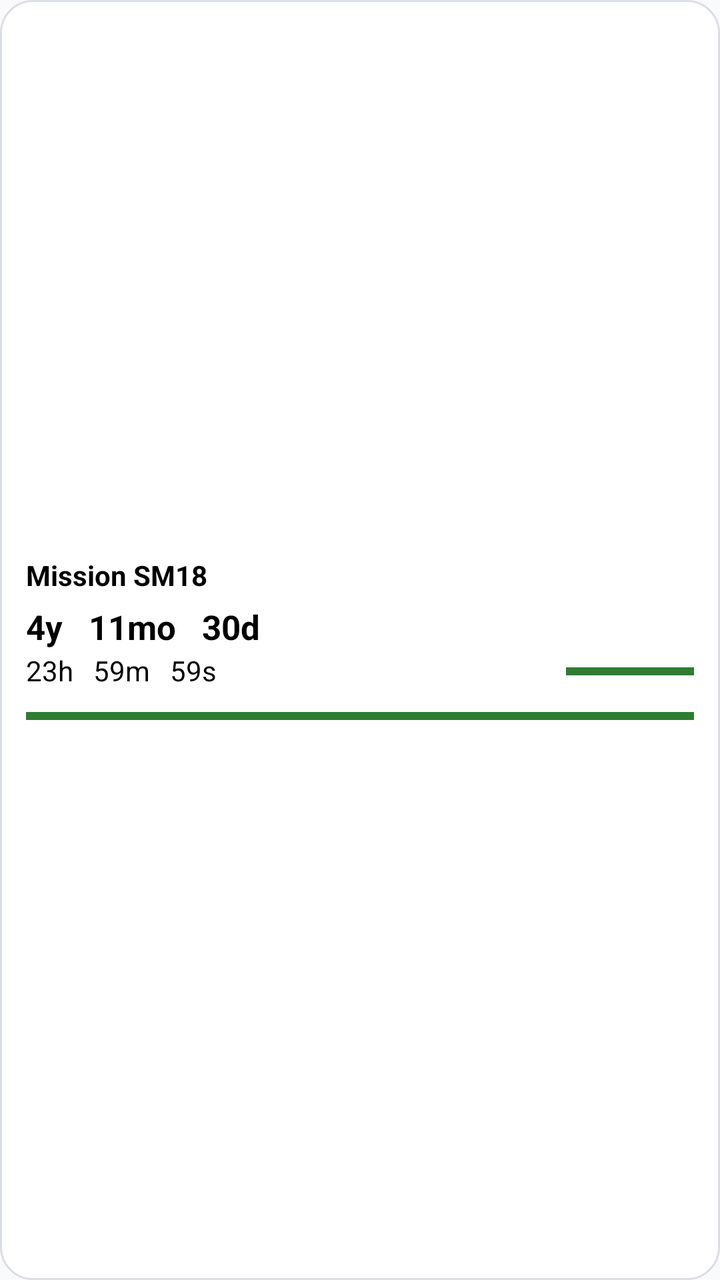
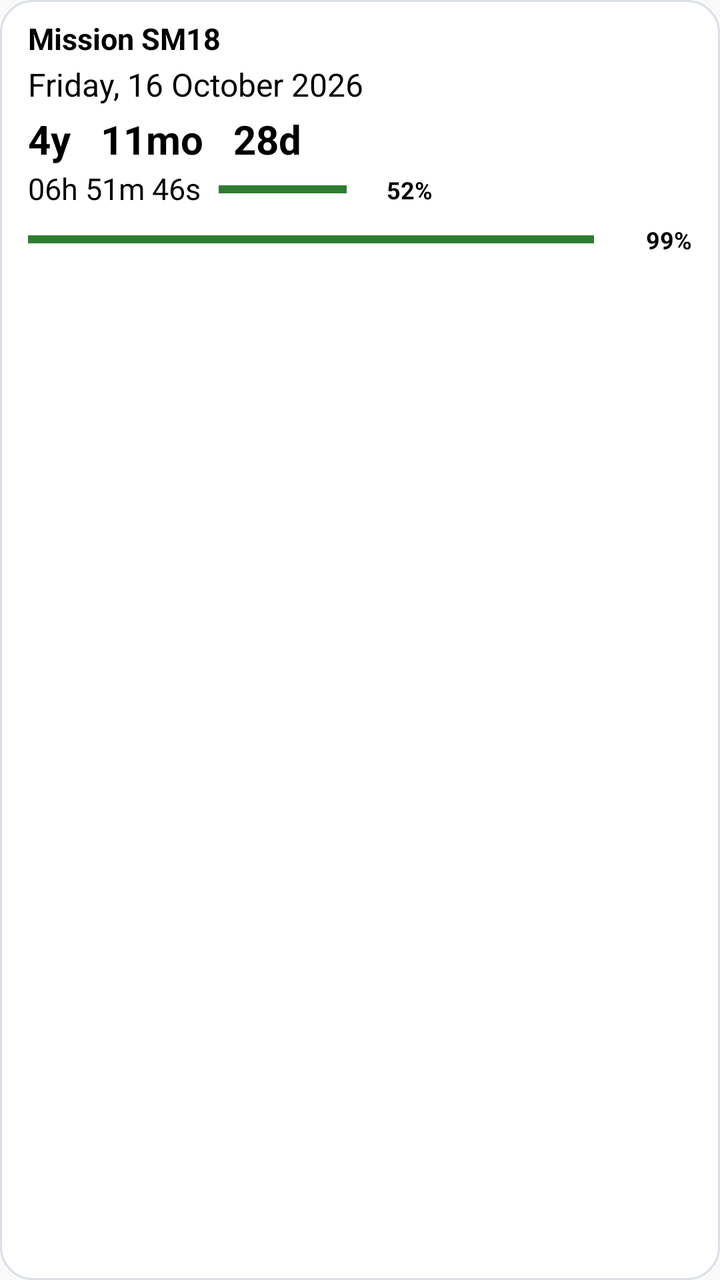

Compare the two renders of this Android layout. The source of the first and the diff that turns it into the second are given below.
<!-- AndroidManifest.xml: application theme android:Theme.Material.Light.NoActionBar -->
<!-- res/layout/countdown_widget.xml -->
<?xml version="1.0" encoding="utf-8"?>
<LinearLayout xmlns:android="http://schemas.android.com/apk/res/android"
    android:id="@+id/widget_root"
    android:layout_width="match_parent"
    android:layout_height="match_parent"
    android:orientation="vertical"
    android:gravity="center_vertical"
    android:padding="13dp"
    android:background="@drawable/widget_background">

    <TextView
        android:id="@+id/widget_title"
        android:layout_width="match_parent"
        android:layout_height="wrap_content"
        android:text="Mission SM18"
        android:textColor="#000000"
        android:textSize="14sp"
        android:textStyle="bold"
        android:maxLines="1" />

    <TextView
        android:id="@+id/widget_date"
        android:layout_width="match_parent"
        android:layout_height="wrap_content"
        android:layout_marginTop="5dp"
        android:text="4y   11mo   30d"
        android:textColor="#000000"
        android:textSize="17sp"
        android:textStyle="bold"
        android:maxLines="1"
        android:ellipsize="end" />

    
    <LinearLayout
        android:id="@+id/widget_time_row"
        android:layout_width="match_parent"
        android:layout_height="wrap_content"
        android:layout_marginTop="3dp"
        android:gravity="center_vertical"
        android:orientation="horizontal">

        <TextView
            android:id="@+id/widget_time"
            android:layout_width="0dp"
            android:layout_height="wrap_content"
            android:layout_weight="1"
            android:text="23h   59m   59s"
            android:textColor="#000000"
            android:textSize="14sp"
            android:maxLines="1"
            android:includeFontPadding="false" />

        <FrameLayout
            android:layout_width="64dp"
            android:layout_height="6dp"
            android:layout_marginStart="8dp"
            android:contentDescription="Time remaining in today">
            <ProgressBar
                android:id="@+id/widget_day_progress_track"
                style="?android:attr/progressBarStyleHorizontal"
                android:layout_width="match_parent"
                android:layout_height="6dp"
                android:max="1000"
                android:progress="1000"
                android:progressTint="#559E9E9E"
                android:progressBackgroundTint="#559E9E9E" />
            <ProgressBar
                android:id="@+id/widget_day_progress"
                style="?android:attr/progressBarStyleHorizontal"
                android:layout_width="match_parent"
                android:layout_height="6dp"
                android:max="1000"
                android:progress="1000"
                android:progressTint="#2E7D32"
                android:progressBackgroundTint="#559E9E9E" />
        </FrameLayout>
    </LinearLayout>

    <FrameLayout
        android:layout_width="match_parent"
        android:layout_height="8dp"
        android:layout_marginTop="10dp">
        <ProgressBar android:id="@+id/widget_progress_green" style="?android:attr/progressBarStyleHorizontal" android:layout_width="match_parent" android:layout_height="8dp" android:max="1000" android:progress="1000" android:progressTint="#2E7D32" android:progressBackgroundTint="#559E9E9E" />
        <ProgressBar android:id="@+id/widget_progress_orange" style="?android:attr/progressBarStyleHorizontal" android:layout_width="match_parent" android:layout_height="8dp" android:max="1000" android:progress="1000" android:progressTint="#EF6C00" android:progressBackgroundTint="#559E9E9E" android:visibility="gone" />
        <ProgressBar android:id="@+id/widget_progress_yellow" style="?android:attr/progressBarStyleHorizontal" android:layout_width="match_parent" android:layout_height="8dp" android:max="1000" android:progress="1000" android:progressTint="#F9A825" android:progressBackgroundTint="#559E9E9E" android:visibility="gone" />
        <ProgressBar android:id="@+id/widget_progress_red" style="?android:attr/progressBarStyleHorizontal" android:layout_width="match_parent" android:layout_height="8dp" android:max="1000" android:progress="1000" android:progressTint="#C62828" android:progressBackgroundTint="#559E9E9E" android:visibility="gone" />
    </FrameLayout>
</LinearLayout>
<!-- resources referenced by this layout -->
<resources>
  <!-- drawable widget_background (drawable) -->
  <?xml version="1.0" encoding="utf-8"?>
  <shape xmlns:android="http://schemas.android.com/apk/res/android">
      <solid android:color="#FFFFFF" />
      <corners android:radius="16dp" />
      <stroke android:width="1dp" android:color="#D9DEE7" />
  </shape>
</resources>

<!-- the commit's change to res/layout/countdown_widget.xml (unified diff, before → after) -->
@@ -4,8 +4,11 @@
     android:layout_width="match_parent"
     android:layout_height="match_parent"
     android:orientation="vertical"
-    android:gravity="center_vertical"
-    android:padding="13dp"
+    android:gravity="top"
+    android:paddingStart="14dp"
+    android:paddingEnd="14dp"
+    android:paddingTop="9dp"
+    android:paddingBottom="10dp"
     android:background="@drawable/widget_background">
 
     <TextView
@@ -14,23 +17,34 @@
         android:layout_height="wrap_content"
         android:text="Mission SM18"
         android:textColor="#000000"
-        android:textSize="14sp"
+        android:textSize="15sp"
         android:textStyle="bold"
         android:maxLines="1" />
+
+    <TextView
+        android:id="@+id/widget_today"
+        android:layout_width="match_parent"
+        android:layout_height="wrap_content"
+        android:layout_marginTop="2dp"
+        android:text="Friday, 16 October 2026"
+        android:textColor="#000000"
+        android:textSize="16sp"
+        android:textStyle="medium"
+        android:maxLines="1"
+        android:ellipsize="end" />
 
     <TextView
         android:id="@+id/widget_date"
         android:layout_width="match_parent"
         android:layout_height="wrap_content"
-        android:layout_marginTop="5dp"
-        android:text="4y   11mo   30d"
+        android:layout_marginTop="3dp"
+        android:text="4y   11mo   28d"
         android:textColor="#000000"
-        android:textSize="17sp"
+        android:textSize="20sp"
         android:textStyle="bold"
         android:maxLines="1"
         android:ellipsize="end" />
 
-    
     <LinearLayout
         android:id="@+id/widget_time_row"
         android:layout_width="match_parent"
@@ -41,48 +55,64 @@
 
         <TextView
             android:id="@+id/widget_time"
-            android:layout_width="0dp"
+            android:layout_width="wrap_content"
             android:layout_height="wrap_content"
-            android:layout_weight="1"
-            android:text="23h   59m   59s"
+            android:text="06h 51m 46s"
             android:textColor="#000000"
-            android:textSize="14sp"
+            android:textSize="15sp"
             android:maxLines="1"
             android:includeFontPadding="false" />
 
         <FrameLayout
             android:layout_width="64dp"
             android:layout_height="6dp"
-            android:layout_marginStart="8dp"
-            android:contentDescription="Time remaining in today">
-            <ProgressBar
-                android:id="@+id/widget_day_progress_track"
-                style="?android:attr/progressBarStyleHorizontal"
-                android:layout_width="match_parent"
-                android:layout_height="6dp"
-                android:max="1000"
-                android:progress="1000"
-                android:progressTint="#559E9E9E"
-                android:progressBackgroundTint="#559E9E9E" />
-            <ProgressBar
-                android:id="@+id/widget_day_progress"
-                style="?android:attr/progressBarStyleHorizontal"
-                android:layout_width="match_parent"
-                android:layout_height="6dp"
-                android:max="1000"
-                android:progress="1000"
-                android:progressTint="#2E7D32"
-                android:progressBackgroundTint="#559E9E9E" />
+            android:layout_marginStart="9dp"
+            android:contentDescription="Time remaining today">
+            <ProgressBar android:id="@+id/widget_day_track" style="?android:attr/progressBarStyleHorizontal" android:layout_width="match_parent" android:layout_height="6dp" android:max="1000" android:progress="1000" android:progressTint="#559E9E9E" android:progressBackgroundTint="#559E9E9E" />
+            <ProgressBar android:id="@+id/widget_day_green" style="?android:attr/progressBarStyleHorizontal" android:layout_width="match_parent" android:layout_height="6dp" android:max="1000" android:progress="1000" android:progressTint="#2E7D32" android:progressBackgroundTint="#559E9E9E" />
+            <ProgressBar android:id="@+id/widget_day_yellow" style="?android:attr/progressBarStyleHorizontal" android:layout_width="match_parent" android:layout_height="6dp" android:max="1000" android:progress="1000" android:progressTint="#F9A825" android:progressBackgroundTint="#559E9E9E" android:visibility="gone" />
+            <ProgressBar android:id="@+id/widget_day_orange" style="?android:attr/progressBarStyleHorizontal" android:layout_width="match_parent" android:layout_height="6dp" android:max="1000" android:progress="1000" android:progressTint="#EF6C00" android:progressBackgroundTint="#559E9E9E" android:visibility="gone" />
+            <ProgressBar android:id="@+id/widget_day_red" style="?android:attr/progressBarStyleHorizontal" android:layout_width="match_parent" android:layout_height="6dp" android:max="1000" android:progress="1000" android:progressTint="#C62828" android:progressBackgroundTint="#559E9E9E" android:visibility="gone" />
         </FrameLayout>
+
+        <TextView
+            android:id="@+id/widget_day_percent"
+            android:layout_width="38dp"
+            android:layout_height="wrap_content"
+            android:layout_marginStart="5dp"
+            android:gravity="end|center_vertical"
+            android:text="52%"
+            android:textColor="#000000"
+            android:textSize="12sp"
+            android:textStyle="bold"
+            android:maxLines="1" />
     </LinearLayout>
 
-    <FrameLayout
+    <LinearLayout
         android:layout_width="match_parent"
-        android:layout_height="8dp"
-        android:layout_marginTop="10dp">
-        <ProgressBar android:id="@+id/widget_progress_green" style="?android:attr/progressBarStyleHorizontal" android:layout_width="match_parent" android:layout_height="8dp" android:max="1000" android:progress="1000" android:progressTint="#2E7D32" android:progressBackgroundTint="#559E9E9E" />
-        <ProgressBar android:id="@+id/widget_progress_orange" style="?android:attr/progressBarStyleHorizontal" android:layout_width="match_parent" android:layout_height="8dp" android:max="1000" android:progress="1000" android:progressTint="#EF6C00" android:progressBackgroundTint="#559E9E9E" android:visibility="gone" />
-        <ProgressBar android:id="@+id/widget_progress_yellow" style="?android:attr/progressBarStyleHorizontal" android:layout_width="match_parent" android:layout_height="8dp" android:max="1000" android:progress="1000" android:progressTint="#F9A825" android:progressBackgroundTint="#559E9E9E" android:visibility="gone" />
-        <ProgressBar android:id="@+id/widget_progress_red" style="?android:attr/progressBarStyleHorizontal" android:layout_width="match_parent" android:layout_height="8dp" android:max="1000" android:progress="1000" android:progressTint="#C62828" android:progressBackgroundTint="#559E9E9E" android:visibility="gone" />
-    </FrameLayout>
+        android:layout_height="wrap_content"
+        android:layout_marginTop="8dp"
+        android:gravity="center_vertical"
+        android:orientation="horizontal">
+        <FrameLayout
+            android:layout_width="0dp"
+            android:layout_height="8dp"
+            android:layout_weight="1">
+            <ProgressBar android:id="@+id/widget_progress_green" style="?android:attr/progressBarStyleHorizontal" android:layout_width="match_parent" android:layout_height="8dp" android:max="1000" android:progress="1000" android:progressTint="#2E7D32" android:progressBackgroundTint="#559E9E9E" />
+            <ProgressBar android:id="@+id/widget_progress_yellow" style="?android:attr/progressBarStyleHorizontal" android:layout_width="match_parent" android:layout_height="8dp" android:max="1000" android:progress="1000" android:progressTint="#F9A825" android:progressBackgroundTint="#559E9E9E" android:visibility="gone" />
+            <ProgressBar android:id="@+id/widget_progress_orange" style="?android:attr/progressBarStyleHorizontal" android:layout_width="match_parent" android:layout_height="8dp" android:max="1000" android:progress="1000" android:progressTint="#EF6C00" android:progressBackgroundTint="#559E9E9E" android:visibility="gone" />
+            <ProgressBar android:id="@+id/widget_progress_red" style="?android:attr/progressBarStyleHorizontal" android:layout_width="match_parent" android:layout_height="8dp" android:max="1000" android:progress="1000" android:progressTint="#C62828" android:progressBackgroundTint="#559E9E9E" android:visibility="gone" />
+        </FrameLayout>
+        <TextView
+            android:id="@+id/widget_main_percent"
+            android:layout_width="42dp"
+            android:layout_height="wrap_content"
+            android:layout_marginStart="7dp"
+            android:gravity="end|center_vertical"
+            android:text="99%"
+            android:textColor="#000000"
+            android:textSize="12sp"
+            android:textStyle="bold"
+            android:maxLines="1" />
+    </LinearLayout>
 </LinearLayout>
